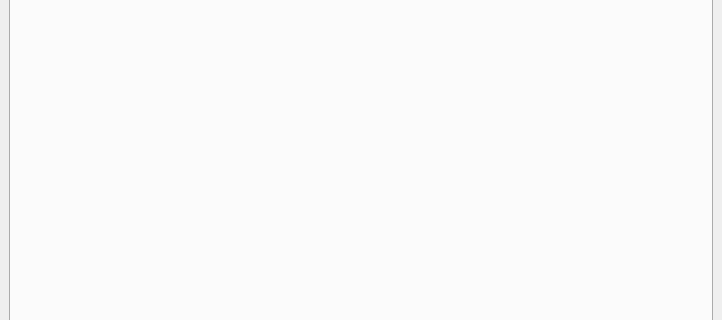
SirSharpest/Grain_Analyser_GUI, file view/main_gui.ui: the form before one commit; both pictures show x 0 to 722 and y 133 to 453 of the 722 by 566 pixel window.
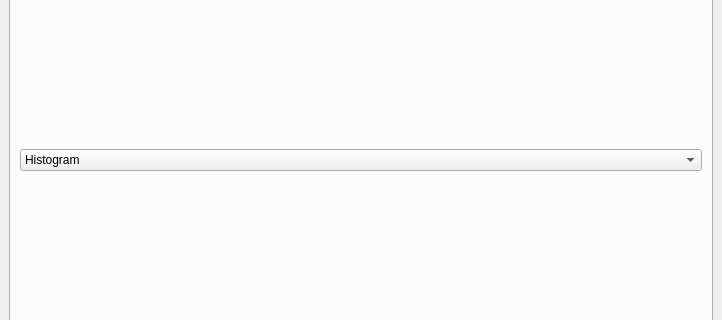
The form after the commit.

Commit message: Multiple types of plotting now supported

What changed in the file:
```diff
--- a/view/main_gui.ui
+++ b/view/main_gui.ui
@@ -205,6 +205,20 @@
           <item row="0" column="0">
            <layout class="QGridLayout" name="layout_plot_settings"/>
           </item>
+          <item row="0" column="0">
+           <widget class="QComboBox" name="cb_graph_type">
+            <item>
+             <property name="text">
+              <string>Histogram</string>
+             </property>
+            </item>
+            <item>
+             <property name="text">
+              <string>Boxplot</string>
+             </property>
+            </item>
+           </widget>
+          </item>
          </layout>
         </widget>
        </widget>
```
Left out of the diff: 4 changed lines with no effect on the pictures. The commit also changes 4 other files.
